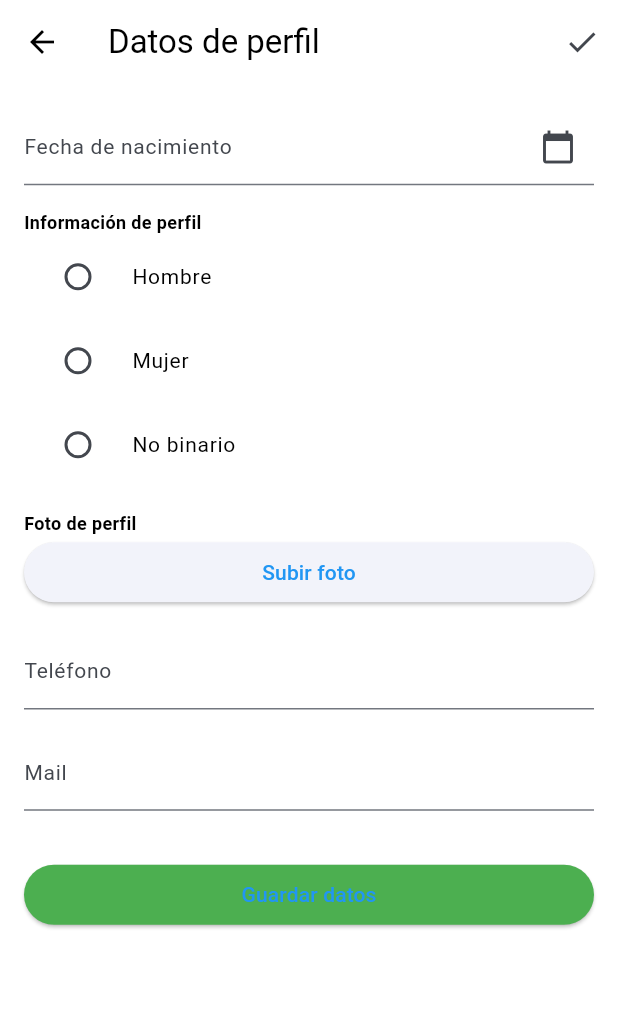
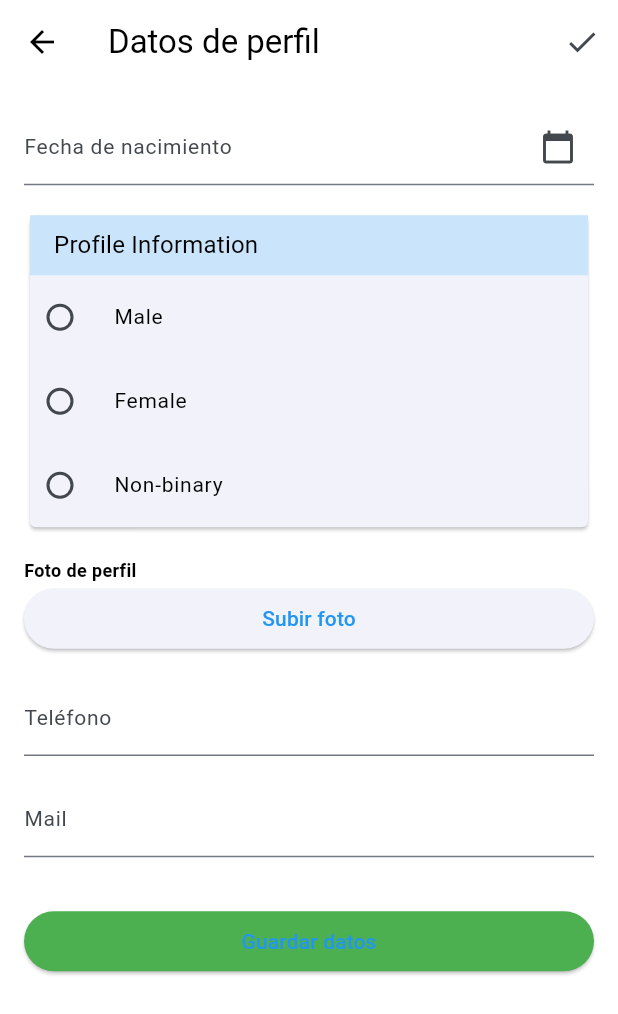
Before and after one commit to ImNotGone/TP_DAMM, a Flutter app: the ProfileEditScreen screen opened directly, on a phone screen of 412 x 824 dp. Shown: the top 1014 px of the screen. Run offline on Flutter 3.47's test engine with Material 3 defaults, Android fonts, the phone set to English and light mode, and no system bars; our stand-ins replace cloud_firestore, firebase_auth, firebase_core, firebase_storage, flutter_hooks, flutter_riverpod and 6 more; accounts and stored records are empty; generated files the repository leaves out were written again.

Commit message:
feat: modular blue title card

```diff
--- /dev/null
+++ b/lib/home/presentation/info_card.dart
@@ -0,0 +1,85 @@
+import 'package:flutter/material.dart';
+import 'package:flutter_gen/gen_l10n/app_localizations.dart';
+
+class ProfileInfoCard extends StatefulWidget {
+  const ProfileInfoCard({super.key});
+
+  @override
+  ProfileInfoCardState createState() => ProfileInfoCardState();
+}
+
+class ProfileInfoCardState extends State<ProfileInfoCard> {
+  String? selectedGender;
+
+  @override
+  Widget build(BuildContext context) {
+    return TitleCard(
+      title: AppLocalizations.of(context)!.profileInfo,
+        child: Column(
+          crossAxisAlignment: CrossAxisAlignment.start,
+          children: [
+            _buildRadioButton(context, label: AppLocalizations.of(context)!.male),
+            _buildRadioButton(context, label: AppLocalizations.of(context)!.female),
+            _buildRadioButton(context, label: AppLocalizations.of(context)!.nonBinary)
+          ],
+        ),
+    );
+  }
+
+  Widget _buildRadioButton(BuildContext context, {required String label}) {
+    return RadioListTile<String>(
+          title: Text(label, style: Theme.of(context).textTheme.bodyLarge,),
+          value: label,
+          groupValue: selectedGender,
+          onChanged: (value) {
+            setState(() {
+              selectedGender = value;
+            });
+          },
+          contentPadding: EdgeInsets.zero,
+        );
+  }
+}
+
+
+
+class TitleCard extends StatelessWidget {
+  final String title;
+  final Widget child;
+
+  const TitleCard({
+    super.key,
+    required this.title,
+    required this.child,
+  });
+
+  @override
+  Widget build(BuildContext context) {
+    return Card(
+      shape: RoundedRectangleBorder(
+        borderRadius: BorderRadius.circular(4),
+      ),
+      child: Column(
+        children: [
+          Container(
+            color: const Color(0xFFCAE5FB),
+            child: SizedBox(
+              height: 40,
+              child: Align(
+                alignment: Alignment.centerLeft,
+                child: Padding(
+                  padding: const EdgeInsets.symmetric(horizontal: 16.0),
+                  child: Text(
+                    title,
+                    style: Theme.of(context).textTheme.titleMedium,
+                  ),
+                ),
+              ),
+            ),
+          ),
+          child,
+        ],
+      ),
+    );
+  }
+}
--- a/lib/home/presentation/profile_edit_screen.dart
+++ b/lib/home/presentation/profile_edit_screen.dart
@@ -6,6 +6,7 @@ import 'package:flutter_hooks/flutter_hooks.dart';
 import 'package:hooks_riverpod/hooks_riverpod.dart';
 import 'package:intl/intl.dart';
 import 'package:image_picker/image_picker.dart';
+import 'package:ser_manos_mobile/home/presentation/info_card.dart';
 import '../../auth/domain/app_user.dart';
 import '../../providers/service_providers.dart';
 import '../../providers/user_provider.dart';
@@ -102,31 +103,7 @@ class ProfileEditScreen extends HookConsumerWidget {
                 readOnly: true,
               ),
               const SizedBox(height: 16.0),
-              const Text('Información de perfil', style: TextStyle(fontWeight: FontWeight.bold)),
-              RadioListTile<Gender>(
-                title: const Text('Hombre'),
-                value: Gender.male,
-                groupValue: selectedGender.value,
-                onChanged: (Gender? value) {
-                  selectedGender.value = value;
-                },
-              ),
-              RadioListTile<Gender>(
-                title: const Text('Mujer'),
-                value: Gender.female,
-                groupValue: selectedGender.value,
-                onChanged: (Gender? value) {
-                  selectedGender.value = value;
-                },
-              ),
-              RadioListTile<Gender>(
-                title: const Text('No binario'),
-                value: Gender.nonBinary,
-                groupValue: selectedGender.value,
-                onChanged: (Gender? value) {
-                  selectedGender.value = value;
-                },
-              ),
+              const ProfileInfoCard(),
               const SizedBox(height: 16.0),
               const Text('Foto de perfil', style: TextStyle(fontWeight: FontWeight.bold)),
               ElevatedButton(
```
